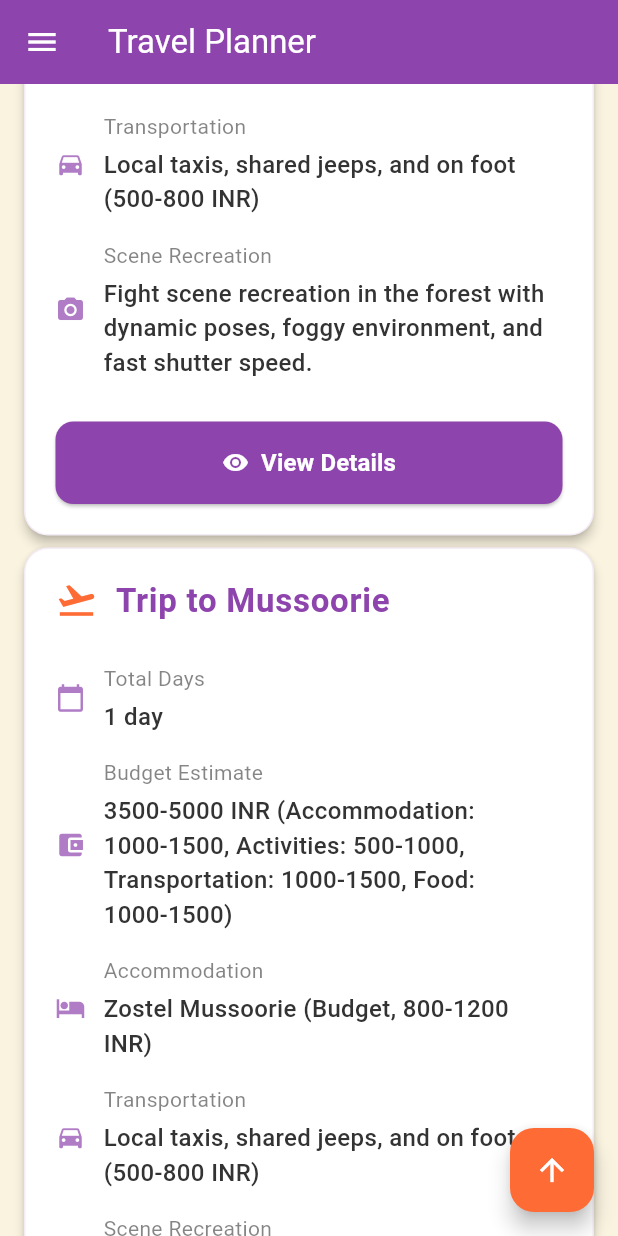
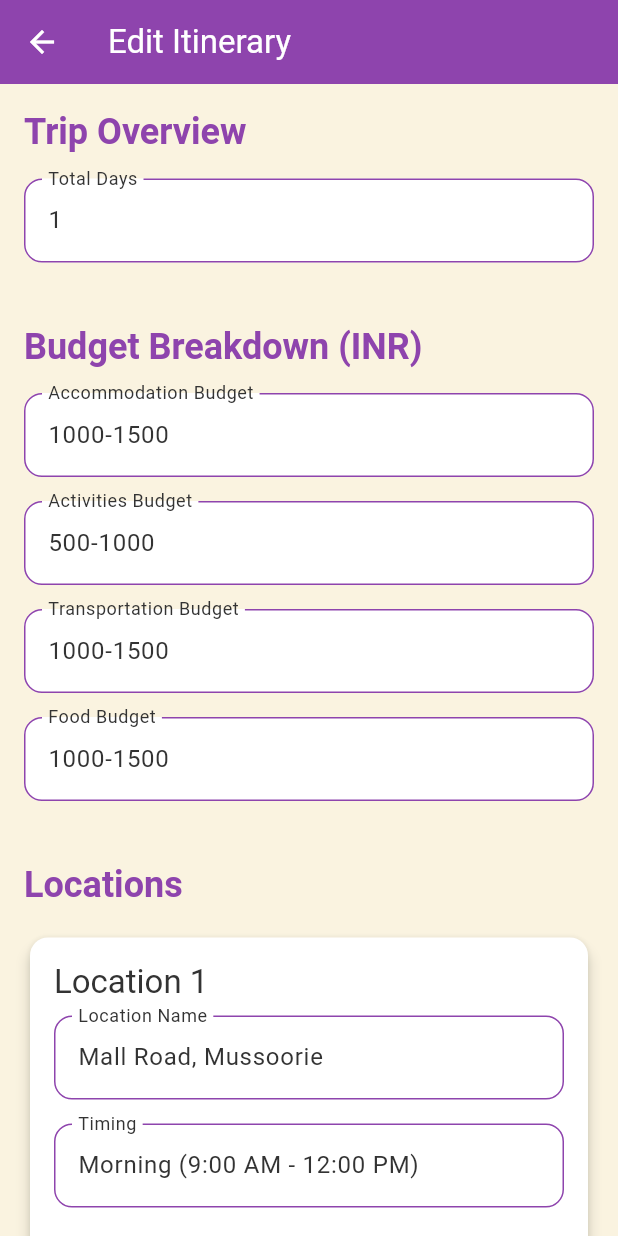
Before and after one commit to sudarshan-magar7/traveller_planner, a Flutter app: the HomePage screen opened by its route, scrolled down 576 dp, after a tap on "View Details", on a phone screen of 412 x 824 dp. Run offline on Flutter 3.47's test engine with Material 3 defaults, Android fonts, the phone set to English and light mode, and no system bars.

Commit message:
trip info edit form

```diff
--- a/lib/main.dart
+++ b/lib/main.dart
@@ -2,7 +2,7 @@ import 'package:flutter/material.dart';
 import 'package:trip_planner_agency/widgets/theme.dart';
 import 'package:trip_planner_agency/pages/home.dart';
 import 'package:trip_planner_agency/pages/login.dart';
-import 'package:trip_planner_agency/pages/Home.dart';
+import 'package:trip_planner_agency/pages/cardinfo.dart';
 
 void main() {
   runApp(const MyApp());
@@ -21,7 +21,7 @@ class MyApp extends StatelessWidget {
         routes: {
           '/': (context) => LoginPage(),
           '/home': (context) => HomePage(),
-          // '/profile': (context) => ProfilePage(),
+          '/profile': (context) => ItineraryForm(),
           // '/login': (context) => LoginPage(),
         });
   }
--- /dev/null
+++ b/lib/pages/cardinfo.dart
@@ -0,0 +1,259 @@
+import 'package:flutter/material.dart';
+
+class ItineraryForm extends StatefulWidget {
+  const ItineraryForm({super.key});
+
+  @override
+  // ignore: library_private_types_in_public_api
+  _ItineraryFormState createState() => _ItineraryFormState();
+}
+
+class _ItineraryFormState extends State<ItineraryForm> {
+  final _formKey = GlobalKey<FormState>();
+
+  // Trip Overview Controllers
+  TextEditingController totalDaysController = TextEditingController(text: "1");
+
+  // Budget Controllers
+  TextEditingController accommodationBudgetController =
+      TextEditingController(text: "1000-1500");
+  TextEditingController activitiesBudgetController =
+      TextEditingController(text: "500-1000");
+  TextEditingController transportationBudgetController =
+      TextEditingController(text: "1000-1500");
+  TextEditingController foodBudgetController =
+      TextEditingController(text: "1000-1500");
+
+  // Location Data Structure
+  List<LocationData> locations = [
+    LocationData(
+      title: "Location 1",
+      name: "Mall Road, Mussoorie",
+      timing: "Morning (9:00 AM - 12:00 PM)",
+      activities: [
+        "Explore the bustling Mall Road",
+        "Shop for local handicrafts",
+        "Enjoy street food"
+      ],
+    ),
+    LocationData(
+      title: "Location 2",
+      name: "Trek near the forests surrounding Mussoorie",
+      timing: "Afternoon (1:00 PM - 5:00 PM)",
+      activities: [
+        "Trekking through forests",
+        "Nature photography",
+        "Enjoying tranquility"
+      ],
+    ),
+    LocationData(
+      title: "Location 3",
+      name: "Gun Hill",
+      timing: "Evening (5:00 PM - 7:00 PM)",
+      activities: ["Cable car ride", "Panoramic views", "Photography"],
+    ),
+  ];
+
+  @override
+  Widget build(BuildContext context) {
+    return Scaffold(
+      appBar: AppBar(
+        title: Text('Edit Itinerary'),
+        leading: IconButton(
+          icon: Icon(Icons.arrow_back),
+          onPressed: () {
+            Navigator.popAndPushNamed(context, "/home");
+          },
+        ),
+      ),
+      body: SingleChildScrollView(
+        padding: EdgeInsets.all(16),
+        child: Form(
+          key: _formKey,
+          child: Column(
+            crossAxisAlignment: CrossAxisAlignment.start,
+            children: [
+              _buildSectionTitle('Trip Overview'),
+              _buildInputField(
+                'Total Days',
+                totalDaysController,
+                keyboardType: TextInputType.number,
+              ),
+              SizedBox(height: 24),
+              _buildSectionTitle('Budget Breakdown (INR)'),
+              _buildInputField(
+                  'Accommodation Budget', accommodationBudgetController),
+              _buildInputField('Activities Budget', activitiesBudgetController),
+              _buildInputField(
+                  'Transportation Budget', transportationBudgetController),
+              _buildInputField('Food Budget', foodBudgetController),
+              SizedBox(height: 24),
+              _buildSectionTitle('Locations'),
+              ...locations.asMap().entries.map((entry) => Padding(
+                    padding: EdgeInsets.only(bottom: 16),
+                    child: _buildLocationCard(entry.value, entry.key),
+                  )),
+              SizedBox(height: 24),
+              Center(
+                child: ElevatedButton(
+                  onPressed: _handleSubmit,
+                  child: Container(
+                    width: double.infinity,
+                    alignment: Alignment.center,
+                    child: Text(
+                      'Update Itinerary',
+                      style: TextStyle(fontSize: 16),
+                    ),
+                  ),
+                ),
+              ),
+            ],
+          ),
+        ),
+      ),
+    );
+  }
+
+  Widget _buildSectionTitle(String title) {
+    return Padding(
+      padding: EdgeInsets.only(bottom: 16),
+      child: Text(
+        title,
+        style: Theme.of(context).textTheme.headlineMedium?.copyWith(
+              fontSize: 24,
+            ),
+      ),
+    );
+  }
+
+  Widget _buildInputField(
+    String label,
+    TextEditingController controller, {
+    TextInputType? keyboardType,
+  }) {
+    return Padding(
+      padding: EdgeInsets.only(bottom: 16),
+      child: TextFormField(
+        controller: controller,
+        keyboardType: keyboardType,
+        decoration: InputDecoration(
+          labelText: label,
+          border: OutlineInputBorder(),
+        ),
+        validator: (value) {
+          if (value == null || value.isEmpty) {
+            return 'Please enter $label';
+          }
+          return null;
+        },
+      ),
+    );
+  }
+
+  Widget _buildLocationCard(LocationData location, int index) {
+    return Card(
+      elevation: 4,
+      child: Padding(
+        padding: EdgeInsets.all(16),
+        child: Column(
+          crossAxisAlignment: CrossAxisAlignment.start,
+          children: [
+            Text(
+              location.title,
+              style: Theme.of(context).textTheme.titleLarge,
+            ),
+            SizedBox(height: 8),
+            TextFormField(
+              initialValue: location.name,
+              onChanged: (value) => setState(() => location.name = value),
+              decoration: InputDecoration(
+                labelText: 'Location Name',
+                border: OutlineInputBorder(),
+              ),
+            ),
+            SizedBox(height: 16),
+            TextFormField(
+              initialValue: location.timing,
+              onChanged: (value) => setState(() => location.timing = value),
+              decoration: InputDecoration(
+                labelText: 'Timing',
+                border: OutlineInputBorder(),
+              ),
+            ),
+            SizedBox(height: 16),
+            Text(
+              'Activities:',
+              style: Theme.of(context).textTheme.titleMedium,
+            ),
+            ...location.activities.asMap().entries.map((entry) {
+              return Padding(
+                padding: EdgeInsets.only(left: 16, top: 8),
+                child: Row(
+                  children: [
+                    Expanded(
+                      child: TextFormField(
+                        initialValue: entry.value,
+                        onChanged: (value) => setState(
+                            () => location.activities[entry.key] = value),
+                        decoration: InputDecoration(
+                          labelText: 'Activity ${entry.key + 1}',
+                          border: OutlineInputBorder(),
+                        ),
+                      ),
+                    ),
+                    IconButton(
+                      icon: Icon(Icons.remove_circle_outline),
+                      onPressed: () => setState(
+                          () => location.activities.removeAt(entry.key)),
+                    ),
+                  ],
+                ),
+              );
+            }),
+            TextButton.icon(
+              icon: Icon(Icons.add),
+              label: Text('Add Activity'),
+              onPressed: () => setState(() => location.activities.add('')),
+            ),
+          ],
+        ),
+      ),
+    );
+  }
+
+  void _handleSubmit() {
+    if (_formKey.currentState!.validate()) {
+      // Here you can access all the updated data from controllers and locations list
+      ScaffoldMessenger.of(context).showSnackBar(
+        SnackBar(
+          content: Text('Itinerary updated successfully!'),
+          backgroundColor: Theme.of(context).colorScheme.secondary,
+        ),
+      );
+    }
+  }
+
+  @override
+  void dispose() {
+    totalDaysController.dispose();
+    accommodationBudgetController.dispose();
+    activitiesBudgetController.dispose();
+    transportationBudgetController.dispose();
+    foodBudgetController.dispose();
+    super.dispose();
+  }
+}
+
+class LocationData {
+  String title;
+  String name;
+  String timing;
+  List<String> activities;
+
+  LocationData({
+    required this.title,
+    required this.name,
+    required this.timing,
+    required this.activities,
+  });
+}
--- a/lib/pages/home.dart
+++ b/lib/pages/home.dart
@@ -177,6 +177,7 @@ class _HomePageState extends State<HomePage> {
                 child: ElevatedButton.icon(
                   onPressed: () {
                     // Navigate to detailed trip page
+                    Navigator.pushReplacementNamed(context, '/profile');
                   },
                   icon: const Icon(Icons.visibility),
                   label: const Text(
--- a/lib/pages/login.dart
+++ b/lib/pages/login.dart
@@ -1,3 +1,5 @@
+// ignore_for_file: deprecated_member_use
+
 import 'package:flutter/material.dart';
 
 class LoginPage extends StatefulWidget {
@@ -77,7 +79,7 @@ class _LoginPageState extends State<LoginPage> {
                   Text(
                     'Sign in to continue your journey',
                     style: theme.textTheme.bodyLarge?.copyWith(
-                      color: theme.colorScheme.onBackground.withOpacity(0.7),
+                      color: theme.colorScheme.onSurface.withOpacity(0.7),
                     ),
                     textAlign: TextAlign.center,
                   ),
@@ -166,8 +168,8 @@ class _LoginPageState extends State<LoginPage> {
                           ),
                           Text(
                             'Remember me',
-                            style: TextStyle(
-                                color: theme.colorScheme.onBackground),
+                            style:
+                                TextStyle(color: theme.colorScheme.onSurface),
                           ),
                         ],
                       ),
--- a/lib/widgets/theme.dart
+++ b/lib/widgets/theme.dart
@@ -9,12 +9,10 @@ final ThemeData lightTheme = ThemeData(
     primary: Color(0xFF8E44AD), // Deep Blue
     secondary: Color(0xFFFF6B35), // Sunset Orange
     surface: Colors.white,
-    background: Color(0xFFFAF3E0),
     error: Color(0xFFDC2626),
     onPrimary: Colors.white,
     onSecondary: Colors.white,
     onSurface: Color(0xFF333333),
-    onBackground: Color(0xFF333333),
     onError: Colors.white,
   ),
   appBarTheme: AppBarTheme(
@@ -70,12 +68,10 @@ final ThemeData darkTheme = ThemeData(
     primary: Color(0xFF0F172A), // Midnight Blue
     secondary: Color(0xFFFFA500), // Neon Orange
     surface: Color(0xFF1E1E1E),
-    background: Color(0xFF121212),
     error: Color(0xFFEF4444),
     onPrimary: Colors.white,
     onSecondary: Colors.white,
     onSurface: Color(0xFFE5E5E5),
-    onBackground: Color(0xFFE5E5E5),
     onError: Colors.white,
   ),
   appBarTheme: AppBarTheme(
```
